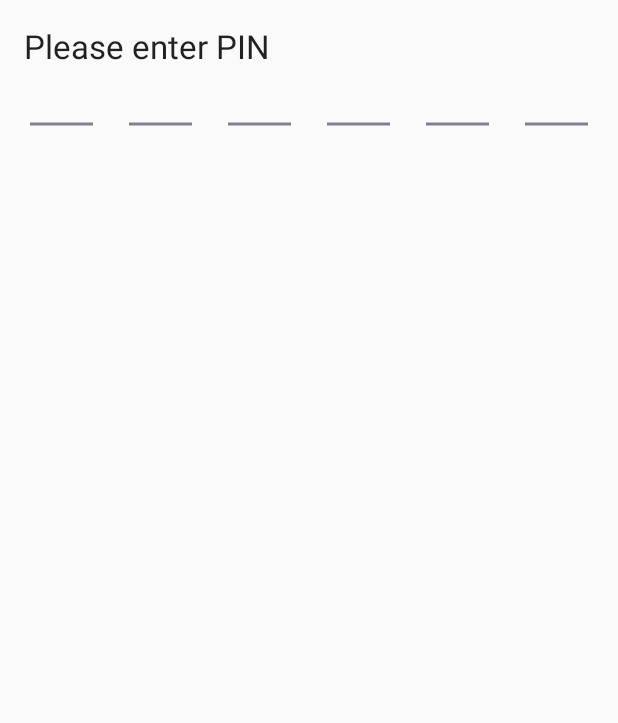
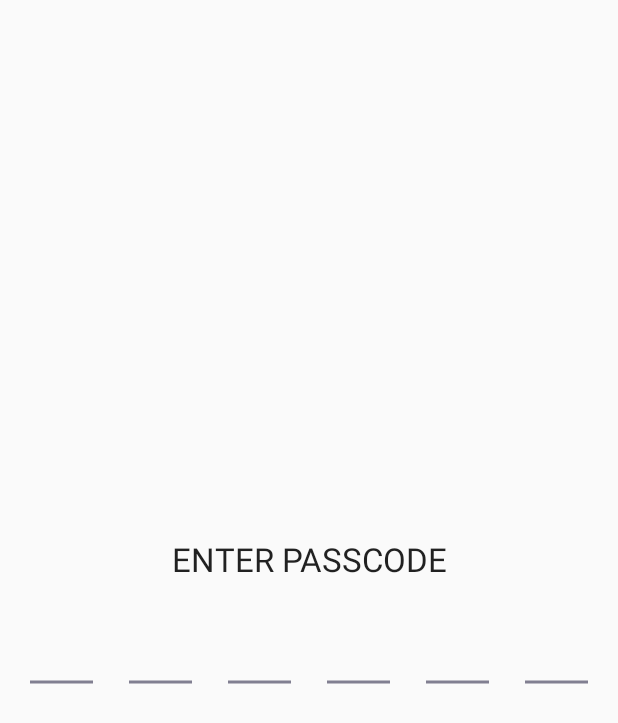
Before and after one commit to mcgigglepop/myprofilebox-cold-storage, an Android app: the LoginActivity screen opened directly, with no data from a screen before it, on a phone screen of 412 x 824 dp. Shown: the top 723 px of the screen. Run offline under Robolectric (Android 15) with nearby library versions, the phone set to English and light mode, and no system bars.

Commit message:
updated style colors and padding or the login

```diff
--- a/MyProfileBox2/app/src/main/res/layout/activity_login.xml
+++ b/MyProfileBox2/app/src/main/res/layout/activity_login.xml
@@ -6,15 +6,18 @@
     android:clipChildren="false"
     android:clipToPadding="false"
     android:orientation="vertical"
+    android:gravity="center"
     android:padding="@dimen/activity_horizontal_margin"
     tools:context="com.mcgigglepop.myprofilebox.LoginActivity">
 
     <TextView
-        android:textAppearance="@android:style/TextAppearance.Large"
-        android:text="Please enter PIN"
         android:layout_width="match_parent"
         android:layout_height="wrap_content"
-        />
+        android:textAlignment="center"
+        android:text="Enter Passcode"
+        android:layout_marginBottom="30dp"
+        android:textAllCaps="true"
+        android:textAppearance="@android:style/TextAppearance.Large" />
 
     <com.mcgigglepop.myprofilebox.PinEntryEditText
         android:id="@+id/txt_pin_entry"
--- a/MyProfileBox2/app/src/main/res/values/styles.xml
+++ b/MyProfileBox2/app/src/main/res/values/styles.xml
@@ -4,9 +4,9 @@
     <!-- Base application theme. -->
     <style name="AppTheme" parent="Theme.AppCompat.Light.DarkActionBar">
         <!-- Customize your theme here. -->
-        <item name="colorPrimary">@color/colorPrimary</item>
-        <item name="colorPrimaryDark">@color/colorPrimaryDark</item>
-        <item name="colorAccent">@color/colorAccent</item>
+        <item name="colorPrimary">@color/dot_light_screen1</item>
+        <item name="colorPrimaryDark">@color/dot_light_screen1</item>
+        <item name="colorAccent">@color/dot_dark_screen1</item>
         <item name="windowActionBar">false</item>
         <item name="windowNoTitle">true</item>
     </style>
```
